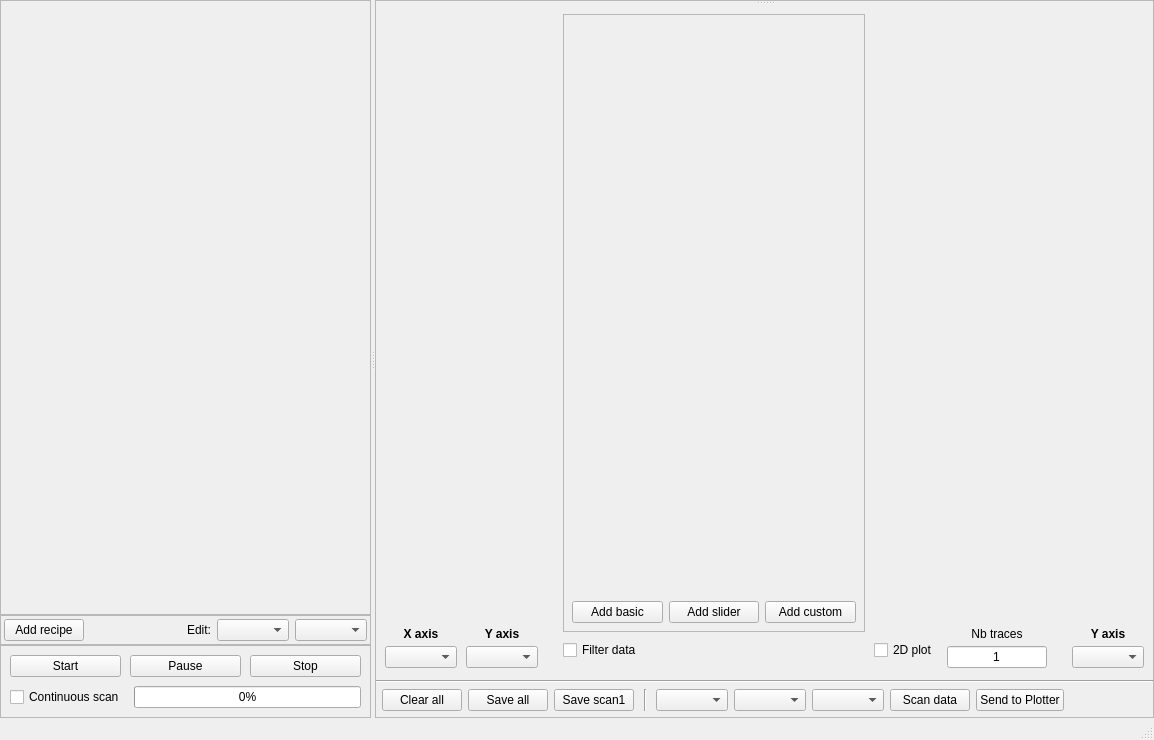
Qt form autolab/core/gui/scanning/interface.ui (autolab-project/autolab) before a commit.
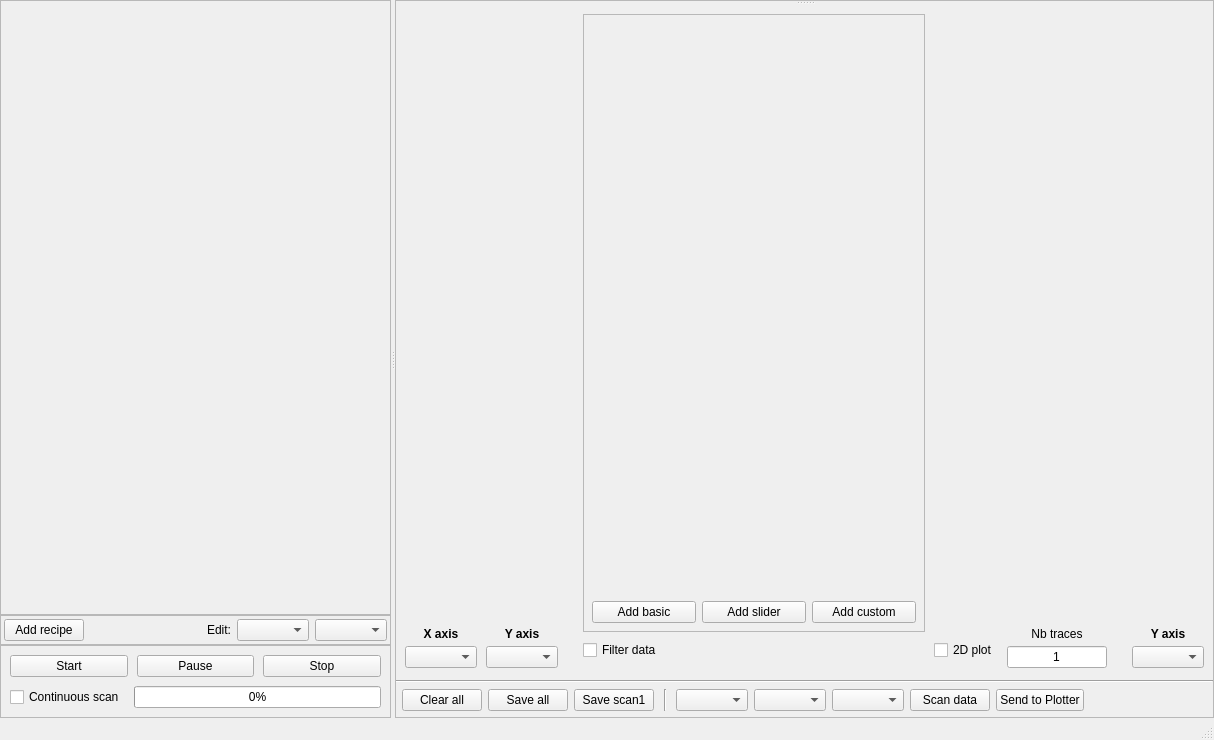
The same form after that commit.

```diff
--- a/autolab/core/gui/scanning/interface.ui
+++ b/autolab/core/gui/scanning/interface.ui
@@ -6,7 +6,7 @@
    <rect>
     <x>0</x>
     <y>0</y>
-    <width>1154</width>
+    <width>1214</width>
     <height>740</height>
    </rect>
   </property>
@@ -71,7 +71,7 @@
                <rect>
                 <x>0</x>
                 <y>0</y>
-                <width>360</width>
+                <width>379</width>
                 <height>589</height>
                </rect>
               </property>
@@ -416,7 +416,7 @@
                     <rect>
                      <x>0</x>
                      <y>0</y>
-                     <width>283</width>
+                     <width>324</width>
                      <height>586</height>
                     </rect>
                    </property>
```
Left out of the diff: 2 changed lines with no effect on the pictures.
